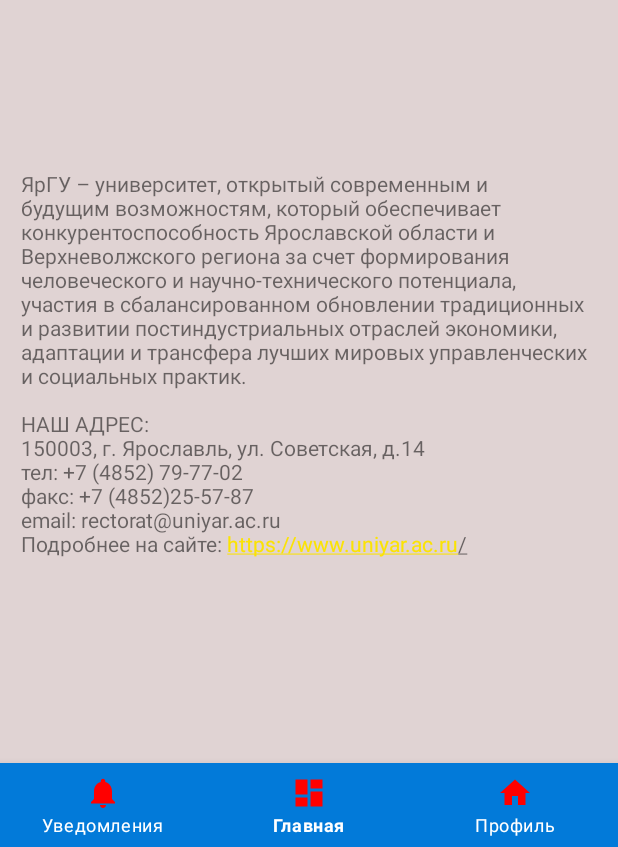
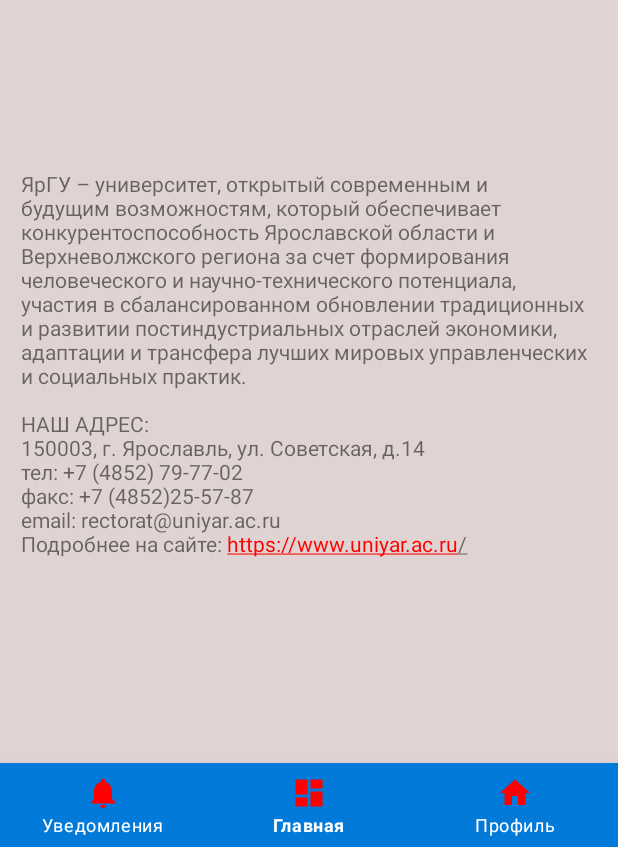
Before and after one commit to StreetKatya/Studelper, an Android app: the aboutVUZFragment screen opened through its navigation route, on a phone screen of 412 x 824 dp, the part 389-1236 px from its top. Run offline under Robolectric (Android 15) with nearby library versions, the phone set to English and light mode, and no system bars; our stand-ins replace Room's generated code, navigation-ui.

Commit message:
link color

```diff
--- a/app/src/main/res/layout/fragment_about_v_u_z.xml
+++ b/app/src/main/res/layout/fragment_about_v_u_z.xml
@@ -24,6 +24,7 @@
         android:layout_width="384dp"
         android:layout_height="452dp"
         android:text="@string/about_YRGU"
+        android:textColorLink="@color/toolbar_color"
         android:autoLink="web"
         app:layout_constraintBottom_toBottomOf="parent"
         app:layout_constraintEnd_toEndOf="parent"
```
